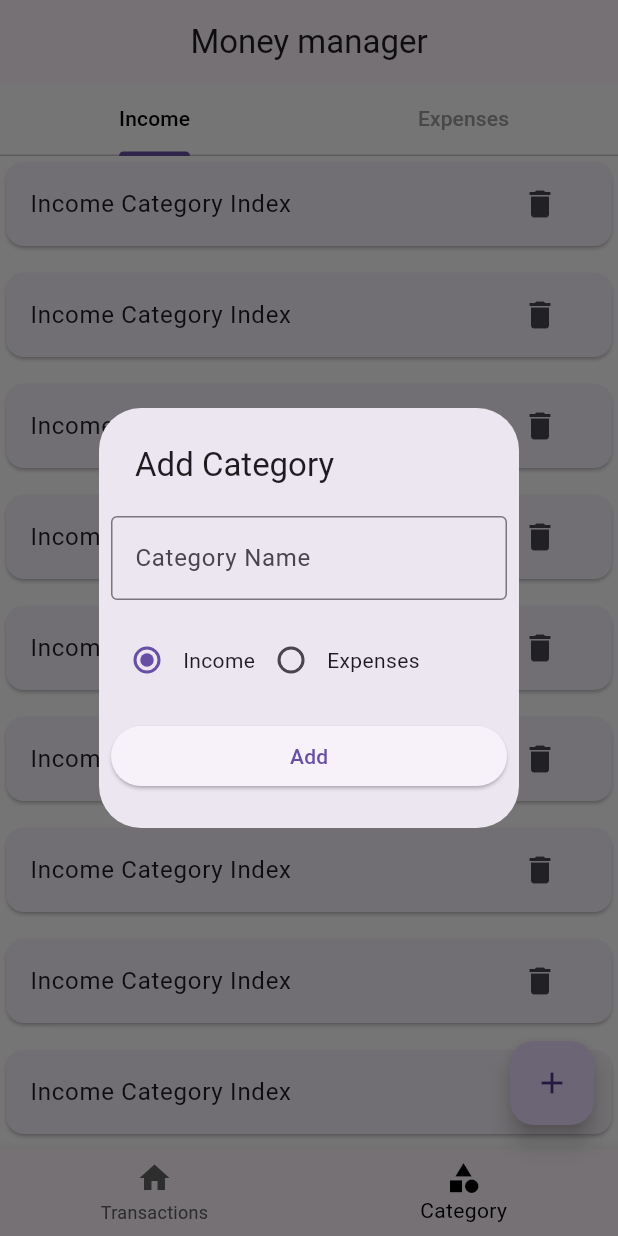
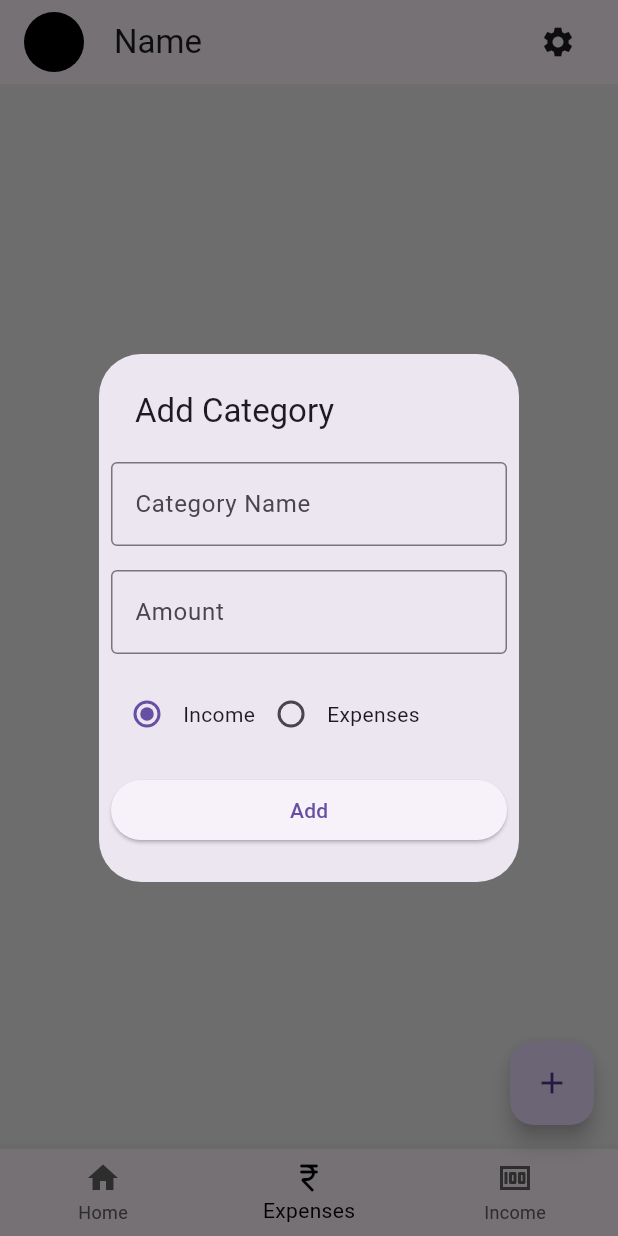
Before and after one commit to Spoidy666/MoneyManagementApp, a Flutter app: the screen it shows after launch, item 2 of the bottom bar chosen, after a tap on the "add" icon, on a phone screen of 412 x 824 dp. Run offline on Flutter 3.47's test engine with Material 3 defaults, Android fonts, the light colour scheme and no system bars; our stand-ins replace sqflite; accounts and stored records are empty.

Commit message:
Replace Hive with Sqflite for category management and refactor related code

```diff
--- a/lib/db/category/category_db.dart
+++ /dev/null
@@ -1,23 +0,0 @@
-import 'package:hive_flutter/hive_flutter.dart';
-import 'package:moneyapp/models/category/category_model.dart';
-
-const CATEGORY_DB_NAME = 'category-database';
-
-abstract class CategoryDbFunctions {
-  Future<List<CategoryModel>> getCategories();
-  Future<void> insertCategory(CategoryModel value);
-}
-
-class CategoryDb implements CategoryDbFunctions {
-  @override
-  Future<void> insertCategory(CategoryModel value) async {
-    final _categoryDB = await Hive.openBox<CategoryModel>(CATEGORY_DB_NAME);
-    await _categoryDB.add(value);
-  }
-
-  @override
-  Future<List<CategoryModel>> getCategories() async {
-    final _categoryDB = await Hive.openBox<CategoryModel>(CATEGORY_DB_NAME);
-    return _categoryDB.values.toList();
-  }
-}
--- /dev/null
+++ b/lib/db/category_db.dart
@@ -0,0 +1,63 @@
+import 'package:flutter/material.dart';
+import 'package:moneyapp/models/category_model.dart';
+import 'package:path/path.dart';
+
+import 'package:sqflite/sqflite.dart';
+
+ValueNotifier<List<CategoryModel>> categoryListNotifer = ValueNotifier([]);
+ValueNotifier<List<CategoryModel>> IncomecategoryListNotifer =
+    ValueNotifier([]);
+late Database _db;
+Future<void> initializedbCatogory() async {
+  final dbPath = await getDatabasesPath();
+  final path = join(dbPath, 'category.db');
+  _db = await openDatabase(
+    path,
+    version: 1,
+    onCreate: (Database db, int version) async {
+      await db.execute(
+          'CREATE TABLE CATEGORY(id INTEGER PRIMARY KEY,name TEXT,type TEXT,amount TEXT)');
+    },
+  );
+}
+
+Future<void> addNewExpense(CategoryModel value) async {
+  final int id = await _db.rawInsert(
+      'INSERT INTO CATEGORY(name,type,amount) VALUES(?,?,?)',
+      [value.name, value.type.name, value.amount]);
+  value.id = id;
+
+  getExpenses();
+}
+
+Future<void> getExpenses() async {
+  final _values = await _db.rawQuery('SELECT * FROM CATEGORY');
+  print("All Categories from DB: $_values");
+  categoryListNotifer.value.clear();
+  for (var map in _values) {
+    final user = CategoryModel.fromMap(map);
+
+    categoryListNotifer.value.add(user);
+  }
+  categoryListNotifer.notifyListeners();
+}
+
+Future<void> addNewIncome(CategoryModel value) async {
+  final int id = await _db.rawInsert(
+      'INSERT INTO CATEGORY(name,type,amount) VALUES(?,?,?)',
+      [value.name, value.type.name, value.amount]);
+  value.id = id;
+
+  getIncome();
+}
+
+Future<void> getIncome() async {
+  final _values = await _db.rawQuery('SELECT * FROM CATEGORY');
+  print("All Categories from DB: $_values");
+  IncomecategoryListNotifer.value.clear();
+  for (var map in _values) {
+    final user = CategoryModel.fromMap(map);
+    IncomecategoryListNotifer.value.add(user);
+  }
+  IncomecategoryListNotifer.notifyListeners();
+}
--- a/lib/main.dart
+++ b/lib/main.dart
@@ -1,17 +1,11 @@
 import 'package:flutter/material.dart';
-import 'package:hive_flutter/hive_flutter.dart';
-import 'package:moneyapp/models/category/category_model.dart';
+import 'package:moneyapp/db/category_db.dart';
+import 'package:moneyapp/models/category_model.dart';
 import 'package:moneyapp/pages/home/homepage.dart';
 
 Future<void> main() async {
   WidgetsFlutterBinding.ensureInitialized();
-  await Hive.initFlutter();
-  if(!Hive.isAdapterRegistered(CategoryTypeAdapter().typeId)){
-    Hive.registerAdapter(CategoryTypeAdapter() );
-  }
-  if(!Hive.isAdapterRegistered(CategoryModelAdapter().typeId)){
-    Hive.registerAdapter(CategoryModelAdapter() );
-  }
+  await initializedbCatogory();
   runApp(const MyApp());
 }
 
--- a/lib/models/category/category_model.dart
+++ /dev/null
@@ -1,33 +0,0 @@
-import 'package:hive_flutter/adapters.dart';
-part 'category_model.g.dart';
-
-@HiveType(typeId: 2)
-enum CategoryType {
-  @HiveField(0)
-  income,
-  @HiveField(1)
-  expense
-}
-
-@HiveType(typeId: 1)
-class CategoryModel extends HiveObject {
-  @HiveField(0)
-  final String id;
-  @HiveField(1)
-  final String name;
-  @HiveField(2)
-  final bool isDeleted;
-  @HiveField(3)
-  final CategoryType type;
-
-  CategoryModel({
-    required this.id,
-    required this.name,
-    required this.type,
-    this.isDeleted = false,
-  });
-  @override
-  String toString() {
-    return '{$name $type }';
-  }
-}
--- /dev/null
+++ b/lib/models/category_model.dart
@@ -0,0 +1,43 @@
+enum CategoryType { income, expense }
+
+class CategoryModel {
+  int? id;
+  final String name;
+  final bool isDeleted;
+  final String amount;
+  final CategoryType type;
+
+  CategoryModel({
+    required this.name,
+    required this.type,
+    required this.amount,
+    this.isDeleted = false,
+    this.id,
+  });
+
+  Map<String, dynamic> toMap() {
+    return {
+      'id': id,
+      'name': name,
+      'type': type.name,
+      'amount': amount,
+      'isDeleted': isDeleted ? 1 : 0,
+    };
+  }
+
+  static CategoryModel fromMap(Map<String, dynamic> map) {
+    return CategoryModel(
+      id: map['id'] as int?,
+      name: map['name'] as String,
+      type: CategoryType.values
+          .firstWhere((e) => e.name == map['type']),
+      amount: map['amount'] as String,
+      isDeleted: (map['isDeleted'] as int?) == 1,
+    );
+  }
+
+  @override
+  String toString() {
+    return 'CategoryModel(id: $id, name: $name, type: $type, amount: $amount, isDeleted: $isDeleted)';
+  }
+}
--- a/lib/pages/categories/categories.dart
+++ /dev/null
@@ -1,49 +0,0 @@
-import 'package:flutter/material.dart';
-import 'package:moneyapp/db/category/category_db.dart';
-import 'package:moneyapp/pages/categories/expenseList.dart';
-import 'package:moneyapp/pages/categories/incomeList.dart';
-
-class Categories extends StatefulWidget {
-  const Categories({super.key});
-
-  @override
-  State<Categories> createState() => _CategoriesState();
-}
-
-class _CategoriesState extends State<Categories>
-    with SingleTickerProviderStateMixin {
-  late TabController _tabController;
-  void initState() {
-    _tabController = TabController(length: 2, vsync: this);
-    CategoryDb().getCategories().then((value) {
-      print('Categories get ${value.toString()}');
-    });
-    super.initState();
-  }
-
-  @override
-  Widget build(BuildContext context) {
-    return Column(
-      children: [
-        TabBar(
-          controller: _tabController,
-          labelColor: Colors.black,
-          unselectedLabelColor: Colors.grey,
-          tabs: [
-            Tab(
-              text: 'Income',
-            ),
-            Tab(
-              text: 'Expenses',
-            )
-          ],
-        ),
-        Expanded(
-          child: TabBarView(
-              controller: _tabController,
-              children: [Incomelist(), Expenselist()]),
-        )
-      ],
-    );
-  }
-}
--- a/lib/pages/categories/category_add_popUp.dart
+++ b/lib/pages/categories/category_add_popUp.dart
@@ -1,10 +1,12 @@
 import 'package:flutter/material.dart';
-import 'package:moneyapp/models/category/category_model.dart';
+import 'package:moneyapp/db/category_db.dart';
+import 'package:moneyapp/models/category_model.dart';
 
 ValueNotifier<CategoryType> selectCategoryNotifer =
     ValueNotifier(CategoryType.income);
 Future<void> showCategoryAddPopup(BuildContext context) async {
   final _nameeditingController = TextEditingController();
+  final _amountEditingController = TextEditingController();
   showDialog(
       context: context,
       builder: (ctx) {
@@ -20,6 +22,14 @@ Future<void> showCategoryAddPopup(BuildContext context) async {
               ),
             ),
             Padding(
+              padding: const EdgeInsets.all(8.0),
+              child: TextFormField(
+                controller: _amountEditingController,
+                decoration: InputDecoration(
+                    border: OutlineInputBorder(), hintText: 'Amount'),
+              ),
+            ),
+            Padding(
                 padding: const EdgeInsets.all(8.0),
                 child: Row(
                   children: [
@@ -29,7 +39,28 @@ Future<void> showCategoryAddPopup(BuildContext context) async {
                 )),
             Padding(
               padding: const EdgeInsets.all(8.0),
-              child: ElevatedButton(onPressed: () {}, child: Text('Add')),
+              child: ElevatedButton(
+                  onPressed: () {
+                    if (selectCategoryNotifer.value == CategoryType.expense) {
+                      final _name = _nameeditingController.text.trim();
+                      final _type = CategoryType.expense;
+                      final _amount = _amountEditingController.text.trim();
+                      final _values = CategoryModel(
+                          name: _name, type: _type, amount: _amount);
+
+                      addNewExpense(_values);
+                    } else if (selectCategoryNotifer.value ==
+                        CategoryType.income) {
+                      final _name = _nameeditingController.text.trim();
+                      final _type = CategoryType.income;
+                      final _amount = _amountEditingController.text.trim();
+                      final _values = CategoryModel(
+                          name: _name, type: _type, amount: _amount);
+
+                      addNewIncome(_values);
+                    }
+                  },
+                  child: Text('Add')),
             )
           ],
         );
--- a/lib/pages/categories/expenseList.dart
+++ b/lib/pages/categories/expenseList.dart
@@ -1,24 +1,48 @@
 import 'package:flutter/material.dart';
+import 'package:moneyapp/db/category_db.dart';
+import 'package:moneyapp/models/category_model.dart';
 
 class Expenselist extends StatelessWidget {
   const Expenselist({super.key});
 
   @override
   Widget build(BuildContext context) {
+    return ValueListenableBuilder(
+        valueListenable: categoryListNotifer,
+        builder:
+            (BuildContext ctx, List<CategoryModel> expenseList, Widget? child) {
           return ListView.separated(
               itemBuilder: (ctx, index) {
+                final data = expenseList[index];
                 return Card(
+                  elevation: 30,
                   child: ListTile(
-              title: Text('Expense Category Index'),
-              trailing: IconButton(onPressed: () {}, icon: Icon(Icons.delete)),
+                    onTap: () {},
+                    title: Text(data.name),
+                    trailing: Text("₹ ${data.amount}"),
                   ),
                 );
               },
               separatorBuilder: (ctx, index) {
-          return const SizedBox(
-            height: 10,
-          );
+                return Divider();
               },
-        itemCount: 20);
+              itemCount: expenseList.length);
+        });
+
+    //ListView.separated(
+    //     itemBuilder: (ctx, index) {
+    //       return Card(
+    //         child: ListTile(
+    //           title: Text('Expense Category Index'),
+    //           trailing: IconButton(onPressed: () {}, icon: Icon(Icons.delete)),
+    //         ),
+    //       );
+    //     },
+    //     separatorBuilder: (ctx, index) {
+    //       return const SizedBox(
+    //         height: 10,
+    //       );
+    //     },
+    //     itemCount: 20);
   }
 }
--- a/lib/pages/categories/incomeList.dart
+++ b/lib/pages/categories/incomeList.dart
@@ -1,24 +1,32 @@
 import 'package:flutter/material.dart';
+import 'package:moneyapp/db/category_db.dart';
+import 'package:moneyapp/models/category_model.dart';
 
 class Incomelist extends StatelessWidget {
   const Incomelist({super.key});
 
   @override
   Widget build(BuildContext context) {
+    return ValueListenableBuilder(
+        valueListenable: IncomecategoryListNotifer,
+        builder:
+            (BuildContext ctx, List<CategoryModel> expenseList, Widget? child) {
           return ListView.separated(
               itemBuilder: (ctx, index) {
+                final data = expenseList[index];
                 return Card(
+                  elevation: 30,
                   child: ListTile(
-              title: Text('Income Category Index'),
-              trailing: IconButton(onPressed: () {}, icon: Icon(Icons.delete)),
+                    onTap: () {},
+                    title: Text(data.name),
+                    trailing: Text("₹ ${data.amount}"),
                   ),
                 );
               },
               separatorBuilder: (ctx, index) {
-          return const SizedBox(
-            height: 10,
-          );
+                return Divider();
               },
-        itemCount: 20);
+              itemCount: expenseList.length);
+        });
   }
 }
--- a/lib/pages/home/homepage.dart
+++ b/lib/pages/home/homepage.dart
@@ -1,6 +1,8 @@
 import 'package:flutter/material.dart';
-import 'package:moneyapp/pages/categories/categories.dart';
+
 import 'package:moneyapp/pages/categories/category_add_popUp.dart';
+import 'package:moneyapp/pages/categories/expenseList.dart';
+import 'package:moneyapp/pages/categories/incomeList.dart';
 import 'package:moneyapp/pages/home/widgets/bottomNavigation.dart';
 import 'package:moneyapp/pages/transactions/transactions.dart';
 
@@ -8,33 +10,51 @@ class Homepage extends StatelessWidget {
   const Homepage({super.key});
 
   static ValueNotifier<int> selectedIndexNotifier = ValueNotifier(0);
-  final _pages = const [Transactions(), Categories()];
+  final _pages = const [Transactions(), Expenselist(), Incomelist()];
   @override
   Widget build(BuildContext context) {
     return Scaffold(
-      backgroundColor: Colors.white,
-      appBar: AppBar(
-        title: Text('Money manager'),
-        centerTitle: true,
-      ),
+      backgroundColor: Colors.grey[200],
       floatingActionButton: FloatingActionButton(
         onPressed: () {
-          if (selectedIndexNotifier.value == 0) {
-            print("Add transactions");
-          } else if (selectedIndexNotifier.value == 1) {
-            print("Add categories");
           showCategoryAddPopup(context);
-          }
         },
         child: Icon(Icons.add),
       ),
+      appBar: AppBar(
+        title: Row(
+          mainAxisAlignment: MainAxisAlignment.spaceBetween,
+          children: [
+            Container(
+              child: Row(
+                children: [
+                  CircleAvatar(
+                    backgroundColor: Colors.black,
+                  ),
+                  SizedBox(
+                    width: 20,
+                  ),
+                  Text("Name"),
+                ],
+              ),
+            ),
+            IconButton(onPressed: () {}, icon: Icon(Icons.settings))
+          ],
+        ),
+      ),
       body: SafeArea(
+        child: Column(
+          children: [
+            Expanded(
               child: ValueListenableBuilder(
                   valueListenable: selectedIndexNotifier,
                   builder: (BuildContext context, int updatedIndex, _) {
                     return _pages[updatedIndex];
                   }),
             ),
+          ],
+        ),
+      ),
       bottomNavigationBar: Bottomnavigation(),
     );
   }
--- a/lib/pages/home/widgets/bottomNavigation.dart
+++ b/lib/pages/home/widgets/bottomNavigation.dart
@@ -17,10 +17,10 @@ class Bottomnavigation extends StatelessWidget {
               Homepage.selectedIndexNotifier.value = newIndex;
             },
             items: const [
+              BottomNavigationBarItem(icon: Icon(Icons.home), label: "Home"),
               BottomNavigationBarItem(
-                  icon: Icon(Icons.home), label: "Transactions"),
-              BottomNavigationBarItem(
-                  icon: Icon(Icons.category), label: "Category")
+                  icon: Icon(Icons.currency_rupee_rounded), label: "Expenses"),
+              BottomNavigationBarItem(icon: Icon(Icons.money), label: "Income")
             ]);
       },
     );
--- a/lib/pages/transactions/transactions.dart
+++ b/lib/pages/transactions/transactions.dart
@@ -5,13 +5,46 @@ class Transactions extends StatelessWidget {
 
   @override
   Widget build(BuildContext context) {
-    return ListView.separated(
+    return Scaffold(
+      body: Container(
+        color: Colors.grey[200],
+        child: Column(
+          children: [
+            Padding(
+              padding: const EdgeInsets.all(8.0),
+              child: Container(
+                padding: EdgeInsets.all(8),
+                width: double.infinity,
+                decoration: BoxDecoration(
+                    color: Colors.white,
+                    border: Border.all(
+                        color: Colors.black, style: BorderStyle.solid),
+                    borderRadius: BorderRadius.all(Radius.circular(15))),
+                child: Column(
+                  crossAxisAlignment: CrossAxisAlignment.start,
+                  children: [
+                    Text(
+                      "Available balance",
+                    ),
+                    Text(
+                      "\$10000",
+                      style:
+                          TextStyle(fontSize: 30, fontWeight: FontWeight.w700),
+                    )
+                  ],
+                ),
+              ),
+            ),
+
+            Expanded(
+              child: Container(
+                child: ListView.separated(
                     padding: EdgeInsets.all(10),
                     itemBuilder: (ctx, index) {
                       return const Card(
                         elevation: 20,
                         child: ListTile(
-                leading: Text('15-02-2025'),
+                            trailing: Text('15-02-2025'),
                             title: Text('Amount spend'),
                             subtitle: Text('Travel')),
                       );
@@ -21,6 +54,12 @@ class Transactions extends StatelessWidget {
                         height: 10,
                       );
                     },
-        itemCount: 10);
+                    itemCount: 10),
+              ),
+            ),
+          ],
+        ),
+      ),
+    );
   }
 }
--- a/pubspec.yaml
+++ b/pubspec.yaml
@@ -28,17 +28,16 @@ environment:
 # the latest version available on pub.dev. To see which dependencies have newer
 # versions available, run `flutter pub outdated`.
 dependencies:
-  cupertino_icons: ^1.0.8
   flutter:
     sdk: flutter
-  hive_flutter: ^1.1.0
+  path: ^1.9.0
+  sqflite: ^2.4.1
 
 dev_dependencies:
   build_runner: ^2.4.15
   flutter_lints: ^5.0.0
   flutter_test:
     sdk: flutter
-  hive_generator: ^2.0.1
 
 # For information on the generic Dart part of this file, see the
 # following page: https://dart.dev/tools/pub/pubspec
```
Also changed, not shown: lib/models/category/category_model.g.dart (deleted), pubspec.lock, 1 other file. Lines whose indentation alone changed are shown as unchanged.
